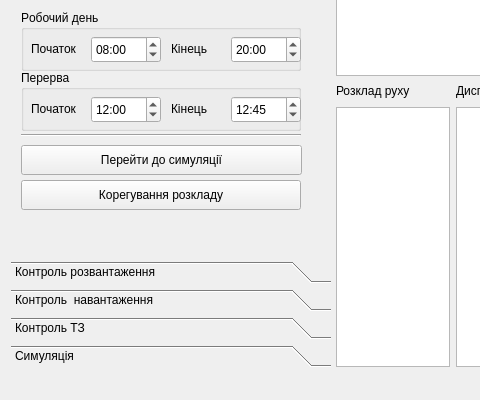
This is trucks.ui in danylo-bilyk/trucks as Qt 5 draws it before an edit; both pictures show x 0 to 480 and y 338 to 738 of the 1280 by 738 pixel window. The edited form follows.
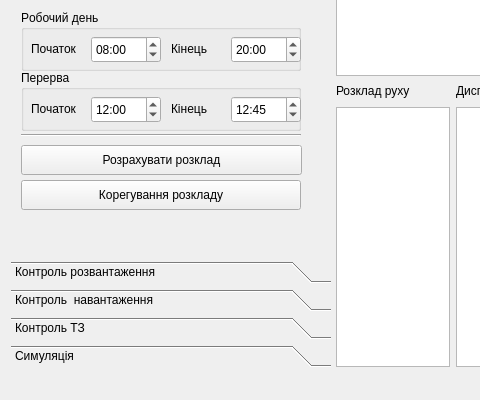
This is the edited form. Icons and pictures are not drawn. Custom widgets are drawn as their Qt base class.

Patch:
```diff
--- a/trucks.ui
+++ b/trucks.ui
@@ -1198,7 +1198,7 @@
              </rect>
             </property>
             <property name="text">
-             <string>Перейти до симуляції</string>
+             <string>Розрахувати розклад</string>
             </property>
             <property name="icon">
              <iconset resource="trucks.qrc">
```
